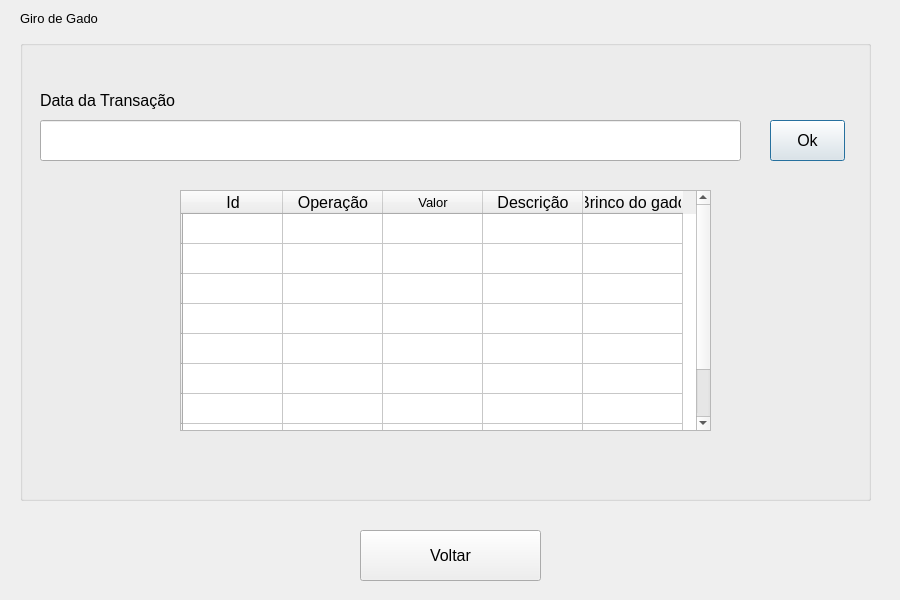
First picture: the form in views/financialconsultscreen.ui, repository MaceGabriel/GiroDeGado, before the edit.
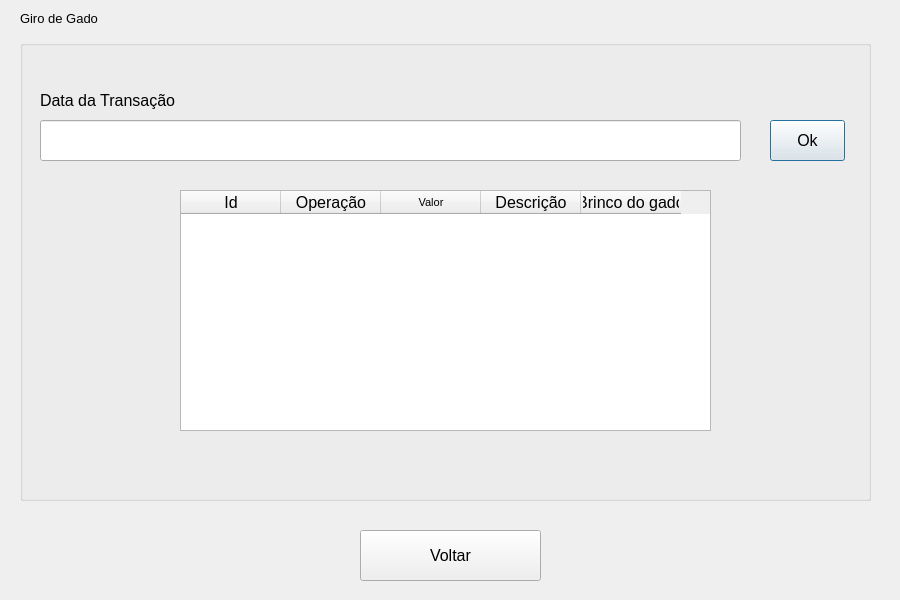
Second picture: the form after the edit.

Diff of the .ui file:
```diff
--- a/views/financialconsultscreen.ui
+++ b/views/financialconsultscreen.ui
@@ -39,54 +39,6 @@
       <pointsize>12</pointsize>
      </font>
     </property>
-    <row>
-     <property name="text">
-      <string/>
-     </property>
-     <property name="textAlignment">
-      <set>AlignCenter</set>
-     </property>
-    </row>
-    <row>
-     <property name="text">
-      <string/>
-     </property>
-    </row>
-    <row>
-     <property name="text">
-      <string/>
-     </property>
-    </row>
-    <row>
-     <property name="text">
-      <string/>
-     </property>
-    </row>
-    <row>
-     <property name="text">
-      <string/>
-     </property>
-    </row>
-    <row>
-     <property name="text">
-      <string/>
-     </property>
-    </row>
-    <row>
-     <property name="text">
-      <string/>
-     </property>
-    </row>
-    <row>
-     <property name="text">
-      <string/>
-     </property>
-    </row>
-    <row>
-     <property name="text">
-      <string/>
-     </property>
-    </row>
     <column>
      <property name="text">
       <string>Id</string>
@@ -103,7 +55,8 @@
      </property>
      <property name="font">
       <font>
-       <pointsize>10</pointsize>
+       <family>MS Shell Dlg 2</family>
+       <pointsize>8</pointsize>
       </font>
      </property>
     </column>
@@ -117,67 +70,6 @@
       <string>Brinco do gado</string>
      </property>
     </column>
-    <item row="0" column="0">
-     <property name="text">
-      <string/>
-     </property>
-     <property name="textAlignment">
-      <set>AlignCenter</set>
-     </property>
-     <property name="flags">
-      <set>ItemIsSelectable|ItemIsDragEnabled|ItemIsDropEnabled|ItemIsUserCheckable|ItemIsEnabled</set>
-     </property>
-    </item>
-    <item row="0" column="1">
-     <property name="text">
-      <string/>
-     </property>
-     <property name="textAlignment">
-      <set>AlignCenter</set>
-     </property>
-     <property name="flags">
-      <set>ItemIsSelectable|ItemIsDragEnabled|ItemIsDropEnabled|ItemIsUserCheckable|ItemIsEnabled</set>
-     </property>
-    </item>
-    <item row="0" column="2">
-     <property name="text">
-      <string/>
-     </property>
-     <property name="font">
-      <font>
-       <family>MS Shell Dlg 2</family>
-       <pointsize>10</pointsize>
-      </font>
-     </property>
-     <property name="textAlignment">
-      <set>AlignCenter</set>
-     </property>
-     <property name="flags">
-      <set>ItemIsSelectable|ItemIsDragEnabled|ItemIsDropEnabled|ItemIsUserCheckable|ItemIsEnabled</set>
-     </property>
-    </item>
-    <item row="0" column="3">
-     <property name="text">
-      <string/>
-     </property>
-     <property name="textAlignment">
-      <set>AlignCenter</set>
-     </property>
-     <property name="flags">
-      <set>ItemIsSelectable|ItemIsDragEnabled|ItemIsDropEnabled|ItemIsUserCheckable|ItemIsEnabled</set>
-     </property>
-    </item>
-    <item row="0" column="4">
-     <property name="text">
-      <string/>
-     </property>
-     <property name="textAlignment">
-      <set>AlignCenter</set>
-     </property>
-     <property name="flags">
-      <set>ItemIsSelectable|ItemIsDragEnabled|ItemIsDropEnabled|ItemIsUserCheckable|ItemIsEnabled</set>
-     </property>
-    </item>
    </widget>
    <widget class="QLineEdit" name="inputTransactionDate">
     <property name="geometry">
```
